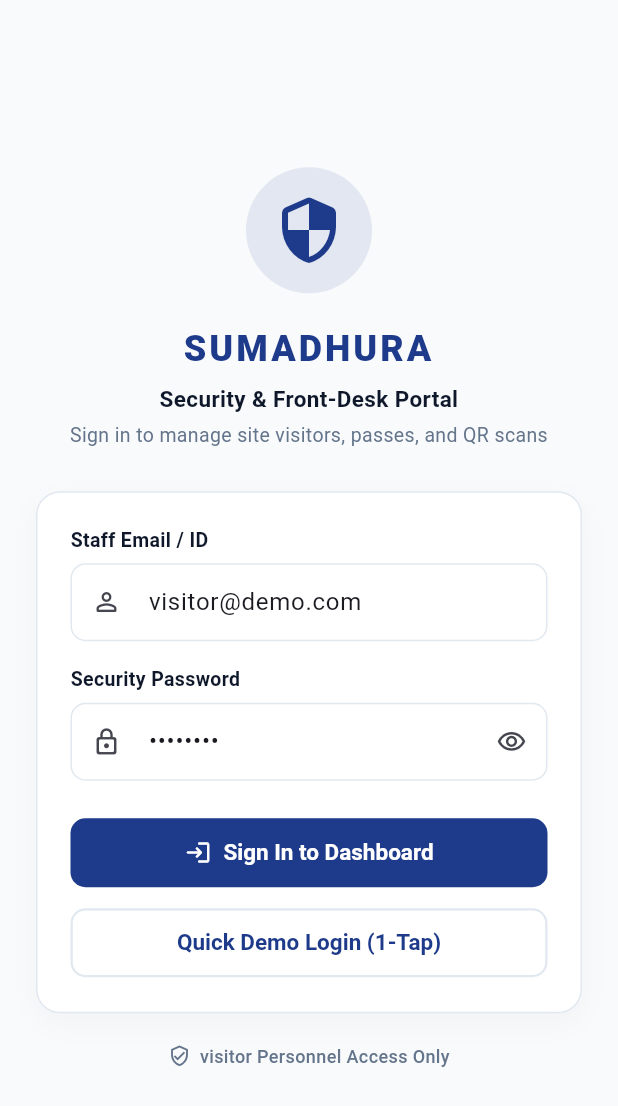
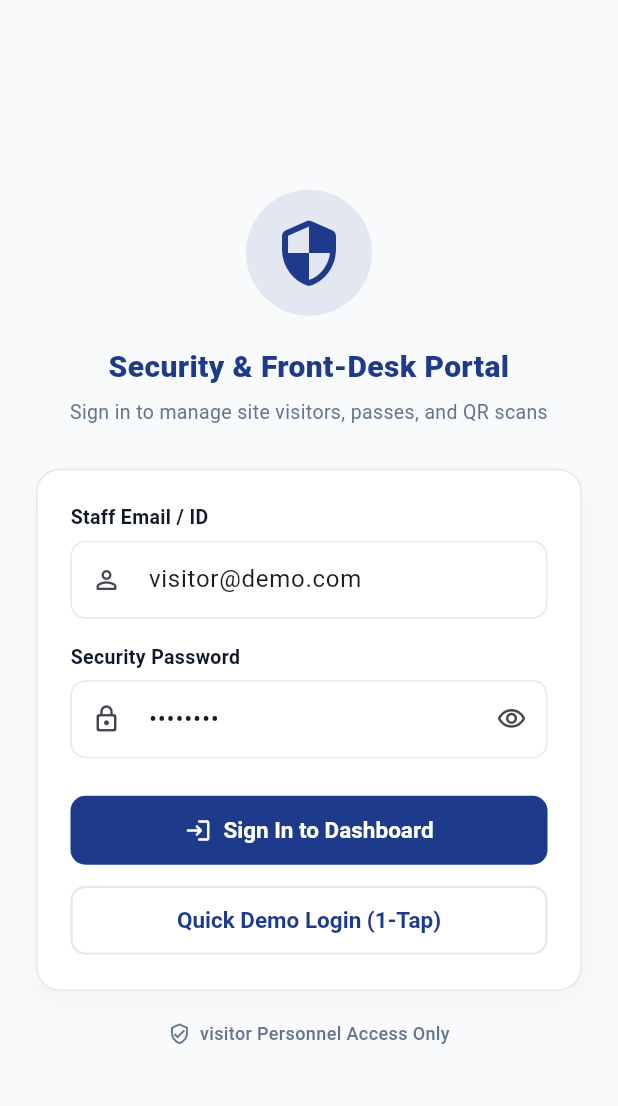
Before and after one commit to chetanshetty326/visitorapp, a Flutter app: the screen it shows after launch, on a phone screen of 412 x 824 dp. Shown: the top 1106 px of the screen. Run offline on Flutter 3.47's test engine with Material 3 defaults, Android fonts, the phone set to English and light mode, and no system bars; our stand-ins replace dio, equatable, flutter_bloc, get_it, qr_flutter, shared_preferences; missing offline and left inert: mobile_scanner.

Commit message:
ui: remove Sumadhura heading from login screen and dashboard appbar

```diff
--- a/lib/features/auth/presentation/screens/login_screen.dart
+++ b/lib/features/auth/presentation/screens/login_screen.dart
@@ -79,26 +79,15 @@ class _LoginScreenState extends State<LoginScreen> {
 
                     // Title & Subtitle
                     const Text(
-                      'SUMADHURA',
+                      'Security & Front-Desk Portal',
                       textAlign: TextAlign.center,
                       style: TextStyle(
-                        fontSize: 24,
-                        fontWeight: FontWeight.w900,
+                        fontSize: 20,
+                        fontWeight: FontWeight.w800,
                         color: AppTheme.primary,
-                        letterSpacing: 2,
                       ),
                     ),
                     const SizedBox(height: 6),
-                    const Text(
-                      'Security & Front-Desk Portal',
-                      textAlign: TextAlign.center,
-                      style: TextStyle(
-                        fontSize: 15,
-                        fontWeight: FontWeight.w600,
-                        color: AppTheme.textPrimary,
-                      ),
-                    ),
-                    const SizedBox(height: 4),
                     const Text(
                       'Sign in to manage site visitors, passes, and QR scans',
                       textAlign: TextAlign.center,
--- a/lib/features/visitor_management/presentation/screens/dashboard_screen.dart
+++ b/lib/features/visitor_management/presentation/screens/dashboard_screen.dart
@@ -35,7 +35,7 @@ class DashboardScreen extends StatelessWidget {
           crossAxisAlignment: CrossAxisAlignment.start,
           children: [
             Text(
-              'Sumadhura Estates',
+              'Dashboard',
               style: TextStyle(
                 fontSize: 18,
                 fontWeight: FontWeight.w800,
```
